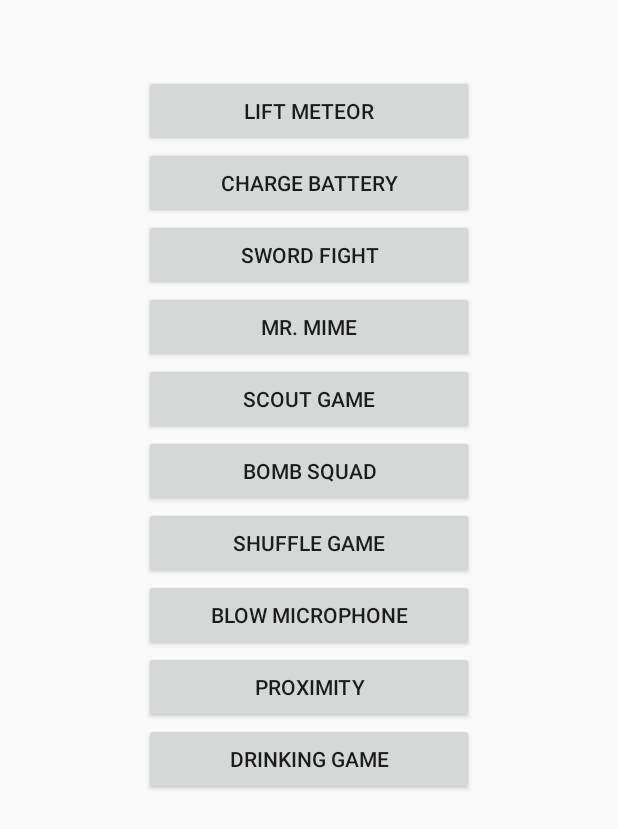
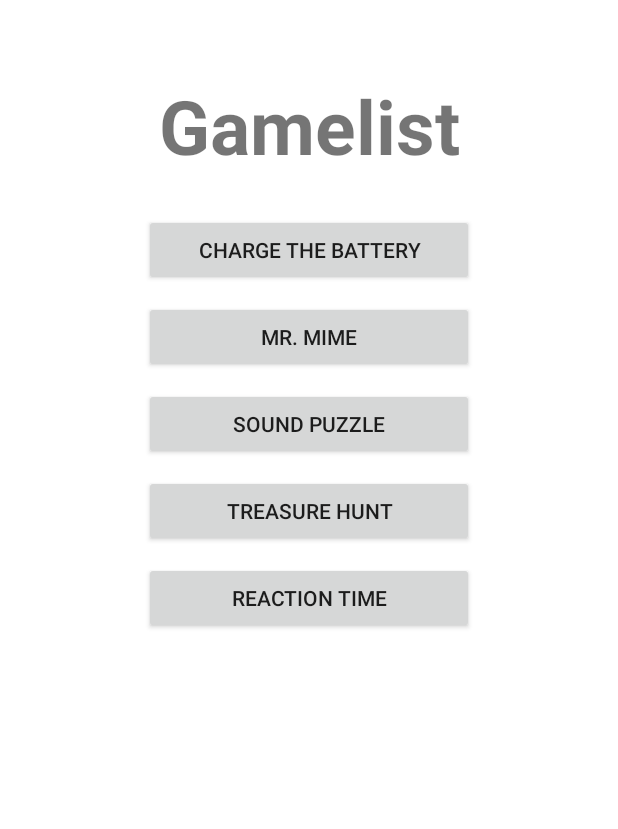
Before and after one commit to Sumsar8920/P9, an Android app: the GameScreen screen opened directly, with no data from a screen before it, on a phone screen of 412 x 824 dp. Shown: the top 829 px of the screen. Run offline under Robolectric (Android 15) with nearby library versions, the phone set to English and light mode, and no system bars.

Commit message:
Rename
Rename

```diff
--- a/P9/app/src/main/java/com/example/rasmus/p9/GameScreen.java
+++ b/P9/app/src/main/java/com/example/rasmus/p9/GameScreen.java
@@ -4,13 +4,16 @@ import android.content.Intent;
 import android.support.v7.app.AppCompatActivity;
 import android.os.Bundle;
 import android.view.View;
+import android.view.Window;
+import android.view.WindowManager;
 
 public class GameScreen extends AppCompatActivity {
 
     @Override
     protected void onCreate(Bundle savedInstanceState) {
         super.onCreate(savedInstanceState);
-        setContentView(R.layout.activity_game_screen);
+        fullscreen();
+        //setContentView(R.layout.activity_game_screen);
 
 
 
@@ -69,5 +72,13 @@ public class GameScreen extends AppCompatActivity {
         startActivity(intent);
     }
 
+    public void fullscreen(){
+        requestWindowFeature(Window.FEATURE_NO_TITLE);
+        getWindow().setFlags(WindowManager.LayoutParams.FLAG_FULLSCREEN,
+                WindowManager.LayoutParams.FLAG_FULLSCREEN);
+
+        setContentView(R.layout.activity_game_screen);
+    }
+
 
 }
--- a/P9/app/src/main/res/layout/activity_game_screen.xml
+++ b/P9/app/src/main/res/layout/activity_game_screen.xml
@@ -3,81 +3,61 @@
     xmlns:tools="http://schemas.android.com/tools"
     android:id="@+id/layout"
     android:layout_width="match_parent"
+    android:background="@color/white"
     android:layout_height="match_parent"
     android:orientation="vertical"
     tools:context="com.example.rasmus.p9.MainActivity">
 
-    <Button
+    <TextView
+        android:id="@+id/textView2"
+        android:text="Gamelist"
         android:layout_width="220dp"
+        android:textSize="50dp"
+        android:textStyle="bold"
+        android:textAlignment="center"
         android:layout_height="wrap_content"
-        android:layout_gravity="center"
-        android:onClick="liftMeteor"
-        android:text="lift meteor"
-        android:layout_marginTop="50dp"/>
+        android:layout_marginTop="50dp"
+        android:layout_gravity="center"/>
 
     <Button
         android:layout_width="220dp"
         android:layout_height="wrap_content"
         android:layout_gravity="center"
         android:onClick="chargeBattery"
-        android:text="charge battery" />
-
-    <Button
-        android:layout_width="220dp"
-        android:layout_height="wrap_content"
-        android:layout_gravity="center"
-        android:onClick="swordFight"
-        android:text="sword fight" />
+        android:text="Charge the battery"
+        android:layout_marginTop="25dp" />
 
     <Button
         android:layout_width="220dp"
         android:layout_height="wrap_content"
         android:layout_gravity="center"
         android:onClick="mrMime"
-        android:text="Mr. Mime" />
+        android:text="Mr. Mime"
+        android:layout_marginTop="10dp"/>
 
     <Button
         android:layout_width="220dp"
         android:layout_height="wrap_content"
         android:layout_gravity="center"
         android:onClick="scoutGame"
-        android:text="scout game" />
-
-    <Button
-        android:layout_width="220dp"
-        android:layout_height="wrap_content"
-        android:layout_gravity="center"
-        android:onClick="bombSquad"
-        android:text="Bomb squad" />
+        android:text="Sound puzzle"
+        android:layout_marginTop="10dp"/>
 
     <Button
         android:layout_width="220dp"
         android:layout_height="wrap_content"
         android:layout_gravity="center"
         android:onClick="shuffleGame"
-        android:text="shuffle game" />
-
-
-    <Button
-        android:layout_width="220dp"
-        android:layout_height="wrap_content"
-        android:layout_gravity="center"
-        android:onClick="blowMic"
-        android:text="blow microphone" />
-
+        android:text="Treasure hunt"
+        android:layout_marginTop="10dp"/>
 
     <Button
         android:layout_width="220dp"
         android:layout_height="wrap_content"
         android:layout_gravity="center"
         android:onClick="proximity"
-        android:text="proximity" />
+        android:text="Reaction time"
+        android:layout_marginTop="10dp"/>
 
-    <Button
-        android:layout_width="220dp"
-        android:layout_height="wrap_content"
-        android:layout_gravity="center"
-        android:onClick="drinkingGame"
-        android:text="Drinking game" />
 
 </LinearLayout>
--- a/P9/app/src/main/res/layout/activity_mr_mime.xml
+++ b/P9/app/src/main/res/layout/activity_mr_mime.xml
@@ -3,6 +3,7 @@
     xmlns:app="http://schemas.android.com/apk/res-auto"
     xmlns:tools="http://schemas.android.com/tools"
     android:layout_width="match_parent"
+    android:background="@color/white"
     android:layout_height="match_parent"
     tools:context="com.example.rasmus.p9.MrMime">
 
--- a/P9/app/src/main/res/layout/activity_proximity.xml
+++ b/P9/app/src/main/res/layout/activity_proximity.xml
@@ -2,6 +2,7 @@
 <android.support.constraint.ConstraintLayout xmlns:android="http://schemas.android.com/apk/res/android"
     xmlns:app="http://schemas.android.com/apk/res-auto"
     android:id="@+id/background"
+    android:background="@color/white"
     xmlns:tools="http://schemas.android.com/tools"
     android:layout_width="match_parent"
     android:layout_height="match_parent"
--- a/P9/app/src/main/res/layout/activity_shake_hands.xml
+++ b/P9/app/src/main/res/layout/activity_shake_hands.xml
@@ -3,6 +3,7 @@
     xmlns:app="http://schemas.android.com/apk/res-auto"
     xmlns:tools="http://schemas.android.com/tools"
     android:layout_width="match_parent"
+    android:background="@color/white"
     android:layout_height="match_parent"
     android:orientation="vertical"
     tools:context="com.example.rasmus.p9.MainActivity">
--- a/P9/app/src/main/res/layout/activity_victory.xml
+++ b/P9/app/src/main/res/layout/activity_victory.xml
@@ -2,6 +2,7 @@
 <android.support.constraint.ConstraintLayout xmlns:android="http://schemas.android.com/apk/res/android"
     xmlns:app="http://schemas.android.com/apk/res-auto"
     xmlns:tools="http://schemas.android.com/tools"
+    android:background="@color/white"
     android:layout_width="match_parent"
     android:layout_height="match_parent"
     tools:context="com.example.rasmus.p9.Victory">
--- a/P9/app/src/main/res/values/colors.xml
+++ b/P9/app/src/main/res/values/colors.xml
@@ -6,4 +6,5 @@
     <color name="black">#000000</color>
     <color name="red">#ff0000</color>
     <color name="green">#1cc600</color>
+    <color name="white">#FFFFFF</color>
 </resources>
```
Also changed, not shown: P9/app/src/main/java/com/example/rasmus/p9/MrMime.java (+11 -1 lines), P9/app/src/main/java/com/example/rasmus/p9/PlayerRole.java (+12 -1 lines), P9/app/src/main/java/com/example/rasmus/p9/Proximity.java (+12 -1 lines), P9/app/src/main/java/com/example/rasmus/p9/ScoutGame.java (+12 -1 lines), P9/app/src/main/java/com/example/rasmus/p9/ShakeHands.java (+12 -1 lines), P9/app/src/main/java/com/example/rasmus/p9/ShakeHands1Player.java (+12 -1 lines), P9/app/src/main/java/com/example/rasmus/p9/ShuffleGame.java (+12 -1 lines), P9/app/src/main/java/com/example/rasmus/p9/Victory.java (+12 -1 lines), P9/app/src/main/res/layout/activity_scout_game.xml (+4 -4 lines), P9/app/src/main/res/layout/activity_shake_hands_1player.xml (+9 -7 lines), P9/app/src/main/res/layout/activity_shuffle_game.xml (+34 -9 lines).
